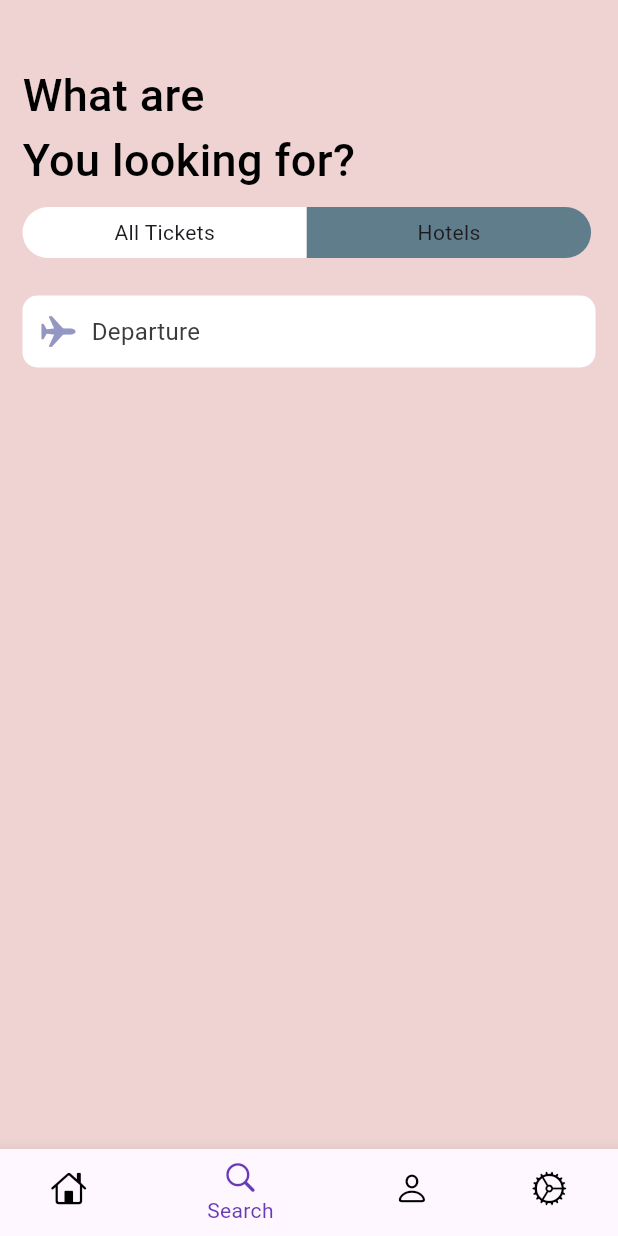
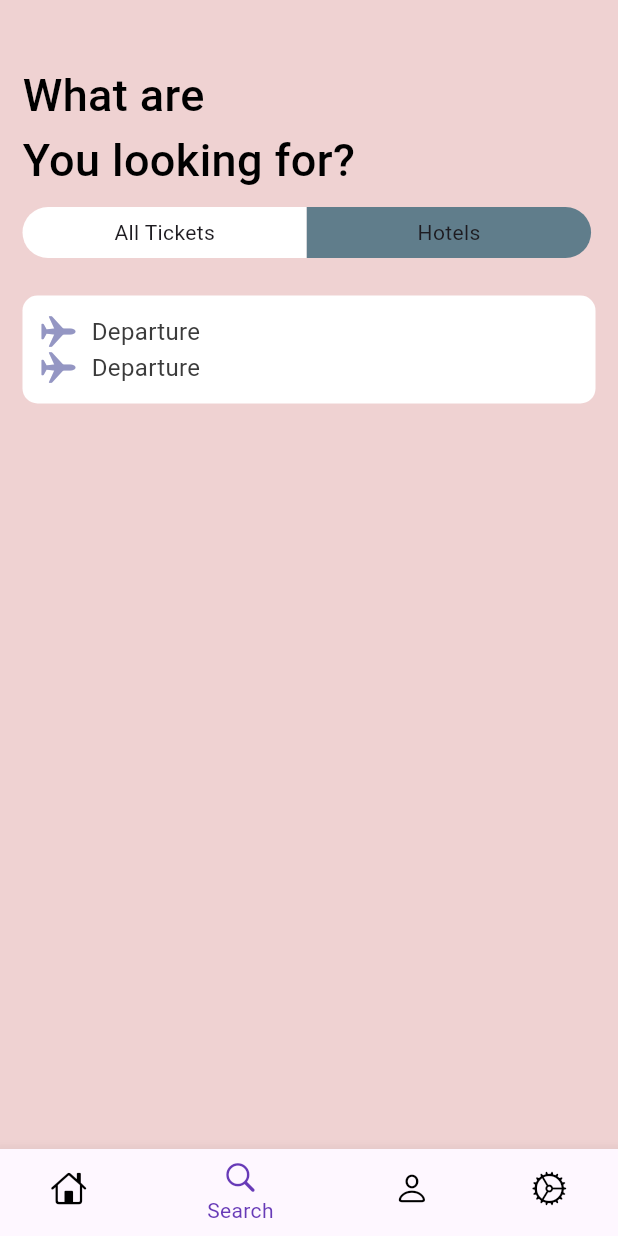
Before and after one commit to tarun1sisodia/Android-Studio-Flutter, a Flutter app: the screen it shows after launch, item 2 of the bottom bar chosen, on a phone screen of 412 x 824 dp. Run offline on Flutter 3.47's test engine with Material 3 defaults, Android fonts, the phone set to English and light mode, and no system bars.

Commit message:
Launch App

```diff
--- a/checkup2/lib/Screens/Widgets/app_tickets_icons.dart
+++ b/checkup2/lib/Screens/Widgets/app_tickets_icons.dart
@@ -12,11 +12,22 @@ class AppTicketsIcons extends StatelessWidget {
       padding: const EdgeInsets.symmetric(horizontal: 12, vertical: 12),
       decoration: BoxDecoration(
           borderRadius: BorderRadius.circular(10), color: Colors.white),
-      child: Row(
+      child: Column(
         children: [
-          const Icon(CupertinoIcons.airplane, color: Color(0xFF9496C3)),
-          SizedBox(width: 10),
-          Text("Departure", style: AppStyles.textStyle)
+          Row(
+            children: [
+              const Icon(CupertinoIcons.airplane, color: Color(0xFF9496C3)),
+              SizedBox(width: 10),
+              Text("Departure", style: AppStyles.textStyle)
+            ],
+          ),
+          Row(
+            children: [
+              const Icon(CupertinoIcons.airplane, color: Color(0xFF9496C3)),
+              SizedBox(width: 10),
+              Text("Departure", style: AppStyles.textStyle)
+            ],
+          ),
         ],
       ),
     );
```
Also changed, not shown: 4 other files.
